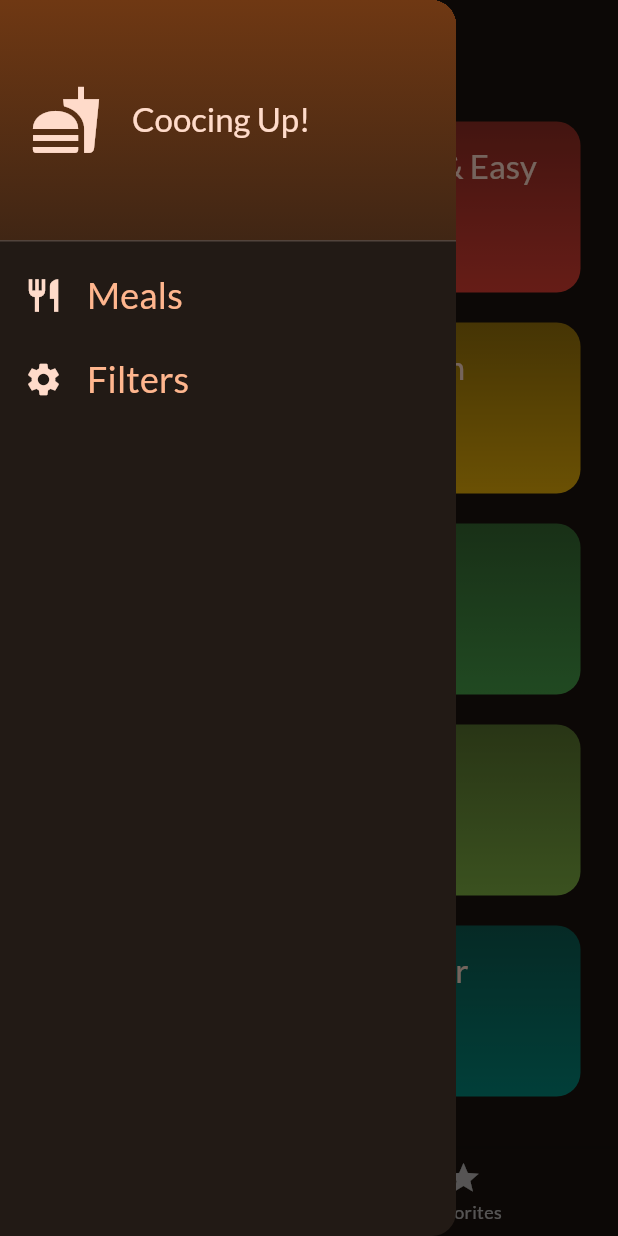
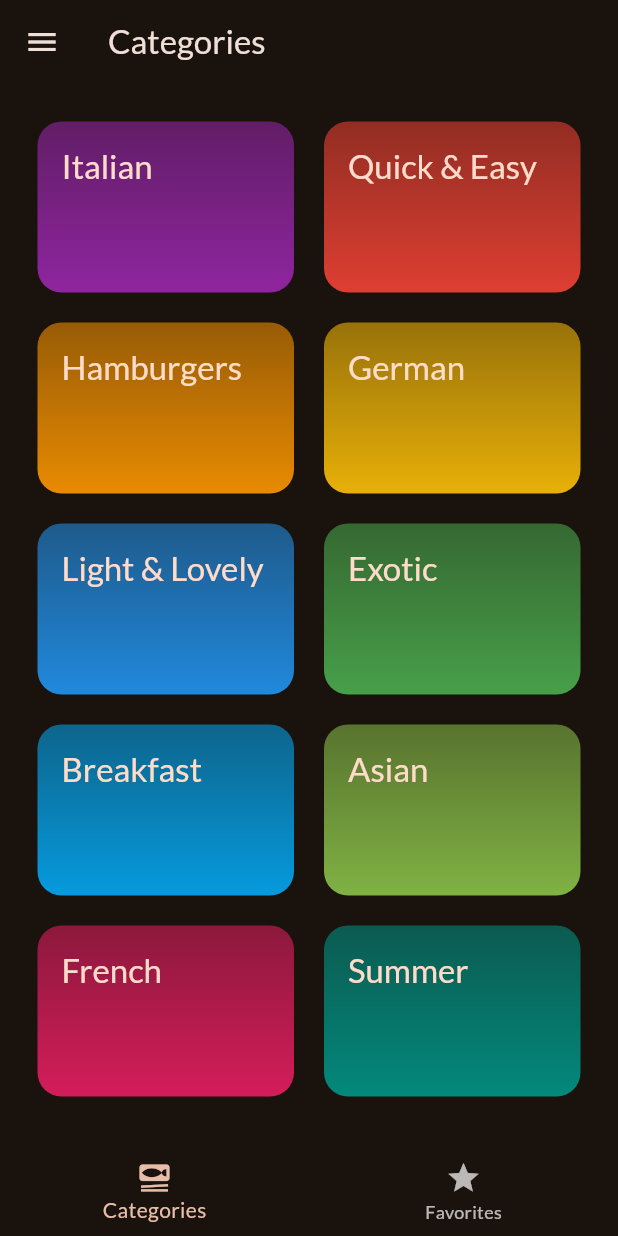
Before and after one commit to itrieditlikethis/meals_app, a Flutter app: the screen it shows after launch, in the side drawer, after a tap on "Meals", on a phone screen of 412 x 824 dp. Run offline on Flutter 3.47's test engine with Material 3 defaults, Android fonts, the phone set to English and light mode, and no system bars; our stand-ins replace google_fonts, transparent_image.

Commit message:
chore: add drawer select screen function

```diff
--- a/lib/screens/tabs.dart
+++ b/lib/screens/tabs.dart
@@ -52,10 +52,17 @@ class _TabsScreenState extends State<TabsScreen> {
         break;
     }
 
+    void _selectScreen(String identifier) {
+      Navigator.of(context).pop();
+      if (identifier == 'Meals') {
+        _selectPage(0);
+      } else if (identifier == 'Filters') {}
+    }
+
     return SafeArea(
       child: Scaffold(
         appBar: AppBar(title: Text(activePageTitle)),
-        drawer: MainDrawer(),
+        drawer: MainDrawer(selectScreen: _selectScreen),
         body: activePage,
         bottomNavigationBar: BottomNavigationBar(
           onTap: (index) => _selectPage(index),
--- a/lib/widgets/main_drawer.dart
+++ b/lib/widgets/main_drawer.dart
@@ -1,7 +1,9 @@
 import 'package:flutter/material.dart';
 
 class MainDrawer extends StatelessWidget {
-  const MainDrawer({super.key});
+  const MainDrawer({super.key, required this.selectScreen});
+
+  final void Function(String identifier) selectScreen;
 
   @override
   Widget build(BuildContext context) {
@@ -39,8 +41,16 @@ class MainDrawer extends StatelessWidget {
               ],
             ),
           ),
-          _DrawerListTile(tileIcon: Icons.restaurant, tileTitle: 'Meals'),
-          _DrawerListTile(tileIcon: Icons.settings, tileTitle: 'Filters'),
+          _DrawerListTile(
+            tileIcon: Icons.restaurant,
+            tileTitle: 'Meals',
+            onSelectScreen: selectScreen,
+          ),
+          _DrawerListTile(
+            tileIcon: Icons.settings,
+            tileTitle: 'Filters',
+            onSelectScreen: selectScreen,
+          ),
         ],
       ),
     );
@@ -48,8 +58,13 @@ class MainDrawer extends StatelessWidget {
 }
 
 class _DrawerListTile extends StatelessWidget {
-  const _DrawerListTile({required this.tileIcon, required this.tileTitle});
+  const _DrawerListTile({
+    required this.tileIcon,
+    required this.tileTitle,
+    required this.onSelectScreen,
+  });
 
+  final void Function(String identifier) onSelectScreen;
   final IconData tileIcon;
   final String tileTitle;
 
@@ -66,7 +81,7 @@ class _DrawerListTile extends StatelessWidget {
           fontSize: 24,
         ),
       ),
-      onTap: () {},
+      onTap: () => onSelectScreen(tileTitle),
     );
   }
 }
```
